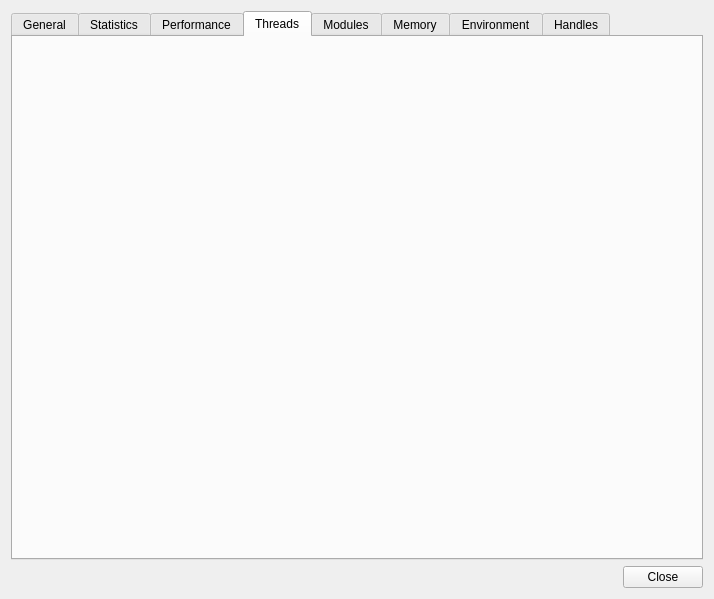
Old version of the form plugins/ProcessProperties/DialogProcessProperties.ui in the repository eteran/edb-debugger.
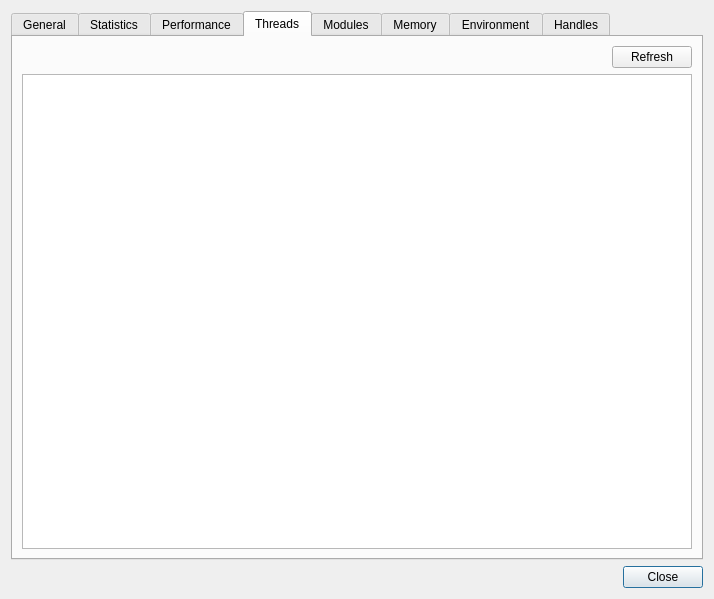
New version of the form. The open tabs and pages were chosen to show the change. Icons and pictures are not drawn.

Commit message: ProcessProperties now shows some thread info too

Patch:
```diff
--- a/plugins/ProcessProperties/DialogProcessProperties.ui
+++ b/plugins/ProcessProperties/DialogProcessProperties.ui
@@ -15,6 +15,13 @@
    <string>Process Properties</string>
   </property>
   <layout class="QGridLayout" name="gridLayout_7">
+   <item row="1" column="0">
+    <widget class="QDialogButtonBox" name="buttonBox">
+     <property name="standardButtons">
+      <set>QDialogButtonBox::Close</set>
+     </property>
+    </widget>
+   </item>
    <item row="0" column="0">
     <widget class="QTabWidget" name="tabWidget">
      <property name="currentIndex">
@@ -170,6 +177,53 @@
       <attribute name="title">
        <string>Threads</string>
       </attribute>
+      <layout class="QGridLayout" name="gridLayout_5">
+       <item row="0" column="0">
+        <spacer name="horizontalSpacer_5">
+         <property name="orientation">
+          <enum>Qt::Horizontal</enum>
+         </property>
+         <property name="sizeHint" stdset="0">
+          <size>
+           <width>604</width>
+           <height>20</height>
+          </size>
+         </property>
+        </spacer>
+       </item>
+       <item row="0" column="1">
+        <widget class="QPushButton" name="btnRefreshThreads">
+         <property name="text">
+          <string>Refresh</string>
+         </property>
+        </widget>
+       </item>
+       <item row="1" column="0" colspan="2">
+        <widget class="QTableView" name="threadTable">
+         <property name="editTriggers">
+          <set>QAbstractItemView::NoEditTriggers</set>
+         </property>
+         <property name="alternatingRowColors">
+          <bool>true</bool>
+         </property>
+         <property name="selectionMode">
+          <enum>QAbstractItemView::SingleSelection</enum>
+         </property>
+         <property name="selectionBehavior">
+          <enum>QAbstractItemView::SelectRows</enum>
+         </property>
+         <property name="sortingEnabled">
+          <bool>true</bool>
+         </property>
+         <attribute name="horizontalHeaderStretchLastSection">
+          <bool>true</bool>
+         </attribute>
+         <attribute name="verticalHeaderVisible">
+          <bool>false</bool>
+         </attribute>
+        </widget>
+       </item>
+      </layout>
      </widget>
      <widget class="QWidget" name="tab_6">
       <attribute name="title">
@@ -465,13 +519,6 @@
      </widget>
     </widget>
    </item>
-   <item row="1" column="0">
-    <widget class="QDialogButtonBox" name="buttonBox">
-     <property name="standardButtons">
-      <set>QDialogButtonBox::Close</set>
-     </property>
-    </widget>
-   </item>
   </layout>
  </widget>
  <resources>
```
The commit also changes 3 other files.
